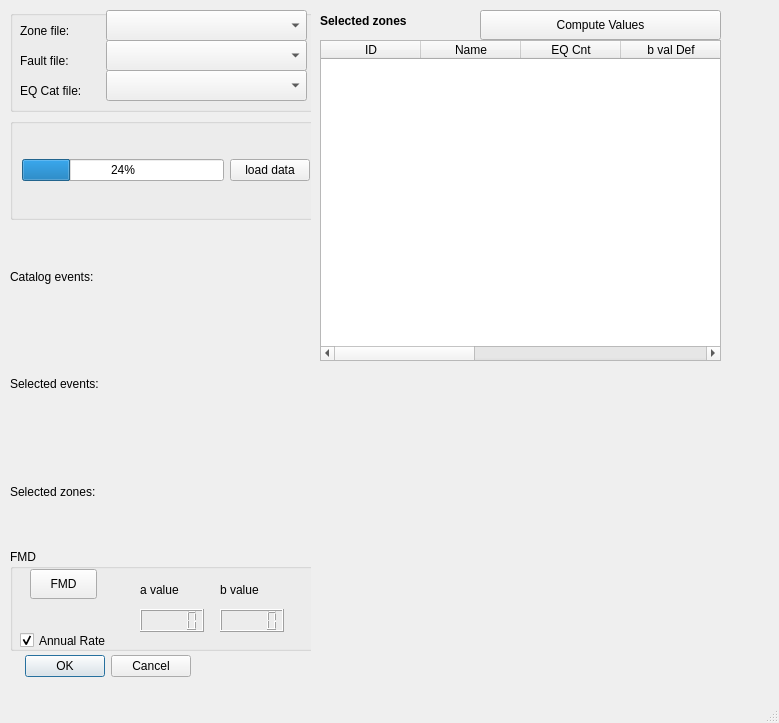
Qt form mt_seismicsource/ui_seismicsource.ui (feuchner/seismicsource-toolkit) before a commit.
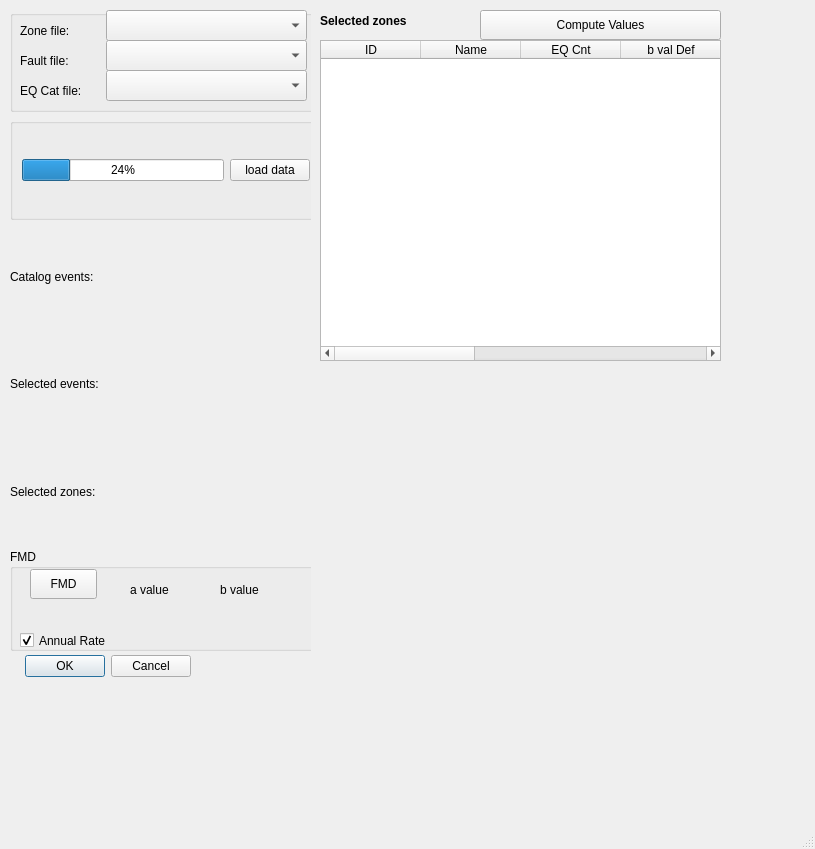
The same form after that commit. Custom widgets are drawn as their Qt base class.

Commit message: update FMD plot if new row is selected in table

What changed in the file:
```diff
--- a/mt_seismicsource/ui_seismicsource.ui
+++ b/mt_seismicsource/ui_seismicsource.ui
@@ -6,8 +6,8 @@
    <rect>
     <x>0</x>
     <y>0</y>
-    <width>779</width>
-    <height>723</height>
+    <width>815</width>
+    <height>849</height>
    </rect>
   </property>
   <property name="focusPolicy">
@@ -189,30 +189,10 @@
          <string>FMD</string>
         </property>
        </widget>
-       <widget class="QLCDNumber" name="lcdNumberAValue">
-        <property name="geometry">
-         <rect>
-          <x>130</x>
-          <y>60</y>
-          <width>64</width>
-          <height>23</height>
-         </rect>
-        </property>
-       </widget>
-       <widget class="QLCDNumber" name="lcdNumberBValue">
-        <property name="geometry">
-         <rect>
-          <x>210</x>
-          <y>60</y>
-          <width>64</width>
-          <height>23</height>
-         </rect>
-        </property>
-       </widget>
        <widget class="QLabel" name="labelAValue">
         <property name="geometry">
          <rect>
-          <x>130</x>
+          <x>120</x>
           <y>30</y>
           <width>66</width>
           <height>21</height>
@@ -251,6 +231,26 @@
          <bool>true</bool>
         </property>
        </widget>
+       <widget class="KDoubleNumInput" name="inputAValue">
+        <property name="geometry">
+         <rect>
+          <x>110</x>
+          <y>50</y>
+          <width>90</width>
+          <height>33</height>
+         </rect>
+        </property>
+       </widget>
+       <widget class="KDoubleNumInput" name="inputBValue">
+        <property name="geometry">
+         <rect>
+          <x>200</x>
+          <y>50</y>
+          <width>90</width>
+          <height>33</height>
+         </rect>
+        </property>
+       </widget>
       </widget>
      </item>
     </layout>
@@ -280,10 +280,10 @@
    <widget class="QWidget" name="verticalLayoutWidget_2">
     <property name="geometry">
      <rect>
-      <x>10</x>
-      <y>10</y>
-      <width>381</width>
-      <height>331</height>
+      <x>0</x>
+      <y>0</y>
+      <width>401</width>
+      <height>351</height>
      </rect>
     </property>
     <layout class="QVBoxLayout" name="layoutPlotFMD"/>
@@ -380,6 +380,13 @@
    </widget>
   </widget>
  </widget>
+ <customwidgets>
+  <customwidget>
+   <class>KDoubleNumInput</class>
+   <extends>QWidget</extends>
+   <header>knuminput.h</header>
+  </customwidget>
+ </customwidgets>
  <resources/>
  <connections>
   <connection>
```
Left out of the diff: 2 changed lines with no effect on the pictures. The commit also changes 1 other file.
